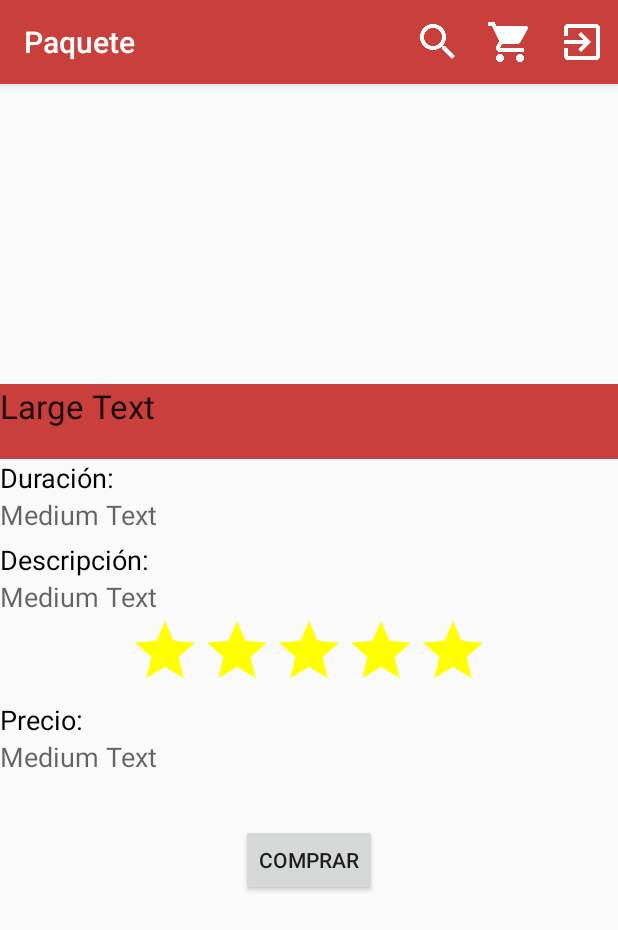
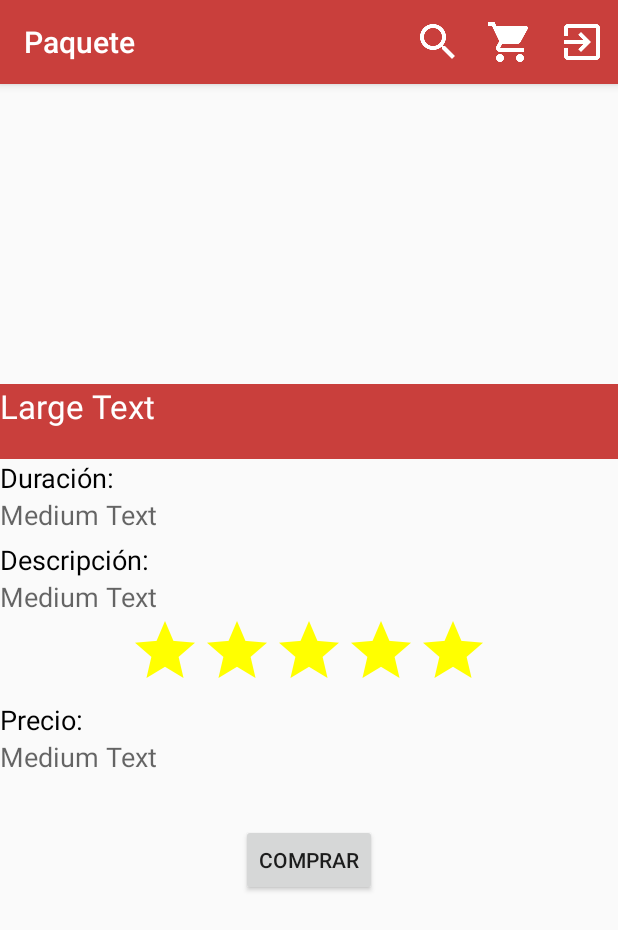
Before and after one commit to OscarClemente/ps-15-e01-journey, an Android app: the PaqueteActivity screen opened directly, with no data from a screen before it, on a phone screen of 412 x 824 dp. Shown: the top 930 px of the screen. Run offline under Robolectric (Android 15) with nearby library versions, the phone set to English and light mode, and no system bars; 8 statements that could not run were skipped.

Commit message:
Diversas Mejoras

```diff
--- a/app/src/main/res/layout/paquete.xml
+++ b/app/src/main/res/layout/paquete.xml
@@ -14,6 +14,23 @@
         android:layout_gravity="top"
         android:src="@drawable/android"/>
 
+    <LinearLayout
+        android:orientation="vertical"
+        android:layout_width="fill_parent"
+        android:layout_height="wrap_content"
+        android:background="@color/journeyred"
+        android:minHeight="50dp">
+
+        <TextView
+            android:layout_width="wrap_content"
+            android:layout_height="wrap_content"
+            android:textAppearance="?android:attr/textAppearanceLarge"
+            android:text="Large Text"
+            android:id="@+id/texto_nombre"
+            android:editable="false"
+            android:textColor="#ffffffff" />
+    </LinearLayout>
+
     <ScrollView
         android:layout_width="match_parent"
         android:layout_height="match_parent"
@@ -27,21 +44,6 @@
             android:layout_height="fill_parent"
             android:minHeight="50dp"
             android:id="@+id/melon">
-
-            <LinearLayout
-                android:orientation="vertical"
-                android:layout_width="fill_parent"
-                android:layout_height="fill_parent"
-                android:background="@color/journeyred"
-                android:minHeight="50dp">
-
-                <TextView
-                    android:layout_width="wrap_content"
-                    android:layout_height="wrap_content"
-                    android:textAppearance="?android:attr/textAppearanceLarge"
-                    android:text="Large Text"
-                    android:id="@+id/texto_nombre" />
-            </LinearLayout>
 
             <TextView
                 android:layout_width="wrap_content"
```
Also changed, not shown: 2 other files.
